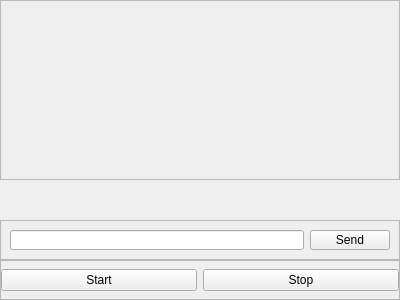
This is xdart/experiments/ttheta_scan/gui/wranglers/liveSpecUI.ui in rwalroth/xdart as Qt 5 draws it before an edit. The edited form follows.
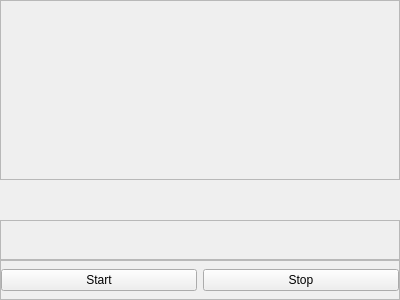
This is the edited form.

Commit message:
Implemented command line into live Spec
Not tested with Spec, but live spec wrangler should be
functional now.

```diff
--- a/xdart/experiments/ttheta_scan/gui/wranglers/liveSpecUI.ui
+++ b/xdart/experiments/ttheta_scan/gui/wranglers/liveSpecUI.ui
@@ -66,18 +66,7 @@
      <property name="frameShadow">
       <enum>QFrame::Raised</enum>
      </property>
-     <layout class="QHBoxLayout" name="horizontalLayout_2">
-      <item>
-       <widget class="QLineEdit" name="specCommandLine"/>
-      </item>
-      <item>
-       <widget class="QPushButton" name="buttonSend">
-        <property name="text">
-         <string>Send</string>
-        </property>
-       </widget>
-      </item>
-     </layout>
+     <layout class="QHBoxLayout" name="commandLayout"/>
     </widget>
    </item>
    <item>
```
The commit also changes 3 other files.
